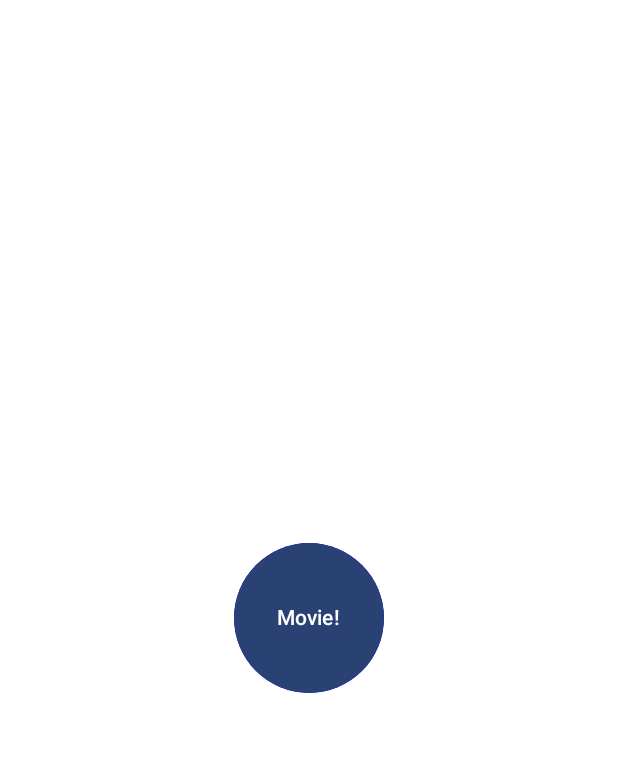
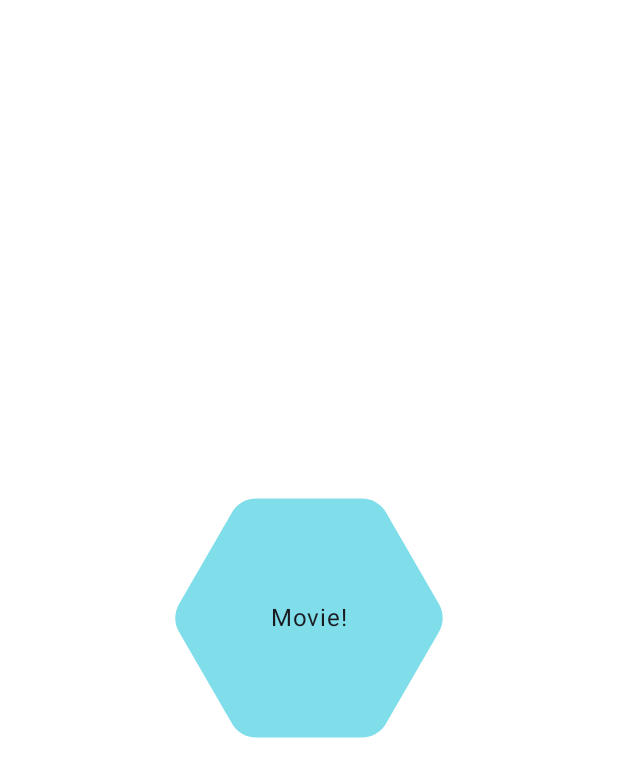
Before and after one commit to KoviElango/Mowheel, an Android app built with Jetpack Compose: the screen it shows after launch (MainActivity), after a tap on "Movie!", on a phone screen of 412 x 824 dp. Shown: the top 777 px of the screen. Run offline under Robolectric (Android 15) with nearby library versions, the phone set to English and light mode, and no system bars.

Commit message:
Mowheel version 0.0.5(Alpha) Includes: The Movie button has cool interactive animations

```diff
--- a/app/src/main/java/com/example/mowheel/MainActivity.kt
+++ b/app/src/main/java/com/example/mowheel/MainActivity.kt
@@ -5,12 +5,10 @@ import androidx.activity.ComponentActivity
 import androidx.activity.compose.setContent
 import androidx.compose.foundation.background
 import androidx.compose.foundation.layout.*
-import androidx.compose.foundation.shape.CircleShape
 import androidx.compose.material3.*
 import androidx.compose.runtime.*
 import androidx.compose.ui.Alignment
 import androidx.compose.ui.Modifier
-import androidx.compose.ui.draw.clip
 import androidx.compose.ui.graphics.Color
 import androidx.compose.ui.text.TextStyle
 import androidx.compose.ui.tooling.preview.Preview
@@ -103,9 +101,9 @@ fun RoundButton() {
             .background(Color.White)
             .padding(16.dp)
     ) {
-        Button(
+        MovieButton(
+            isLoading = isLoading,
             onClick = {
-                println("Button clicked!") // Add this line for debugging
                 isLoading = true
                 coroutineScope.launch(Dispatchers.IO) {
                     try {
@@ -121,22 +119,10 @@ fun RoundButton() {
                         isLoading = false
                     }
                 }
-            },
-            modifier = Modifier
-                .size(100.dp)
-                .clip(CircleShape)
-                .background(Color.Blue),
-            contentPadding = PaddingValues(16.dp)
-        ) {
-            if (isLoading) {
-                CircularProgressIndicator(modifier = Modifier.size(24.dp))
-            } else {
-                Text("Movie!", color = Color.White)
             }
-        }
+        )
 
         movieData?.let { movie ->
-            Spacer(modifier = Modifier.height(16.dp))
             Spacer(modifier = Modifier.height(16.dp))
             Text("Title: ${movie.Title}", style = textStyle)
             Text("Year: ${movie.Year}", style = textStyle)
--- /dev/null
+++ b/app/src/main/java/com/example/mowheel/MovieButton.kt
@@ -0,0 +1,104 @@
+// MovieButton.kt
+package com.example.mowheel
+
+import androidx.compose.animation.core.Spring
+import androidx.compose.animation.core.animateFloatAsState
+import androidx.compose.animation.core.spring
+import androidx.compose.foundation.background
+import androidx.compose.foundation.clickable
+import androidx.compose.foundation.interaction.MutableInteractionSource
+import androidx.compose.foundation.interaction.collectIsPressedAsState
+import androidx.compose.foundation.layout.Box
+import androidx.compose.foundation.layout.PaddingValues
+import androidx.compose.foundation.layout.padding
+import androidx.compose.foundation.layout.size
+import androidx.compose.foundation.shape.CircleShape
+import androidx.compose.material.CircularProgressIndicator
+import androidx.compose.material3.Button
+import androidx.compose.material3.Text
+import androidx.compose.runtime.Composable
+import androidx.compose.runtime.getValue
+import androidx.compose.runtime.remember
+import androidx.compose.ui.Alignment
+import androidx.compose.ui.Modifier
+import androidx.compose.ui.draw.clip
+import androidx.compose.ui.geometry.Size
+import androidx.compose.ui.graphics.Color
+import androidx.compose.ui.graphics.Matrix
+import androidx.compose.ui.graphics.Outline
+import androidx.compose.ui.graphics.asComposePath
+import androidx.compose.ui.unit.Density
+import androidx.compose.ui.unit.LayoutDirection
+import androidx.compose.ui.unit.dp
+import androidx.graphics.shapes.CornerRounding
+import androidx.graphics.shapes.Morph
+import androidx.graphics.shapes.RoundedPolygon
+import androidx.graphics.shapes.star
+import androidx.graphics.shapes.toPath
+
+class MorphPolygonShape(
+    private val morph: Morph,
+    private val percentage: Float
+) : androidx.compose.ui.graphics.Shape {
+
+    private val matrix = Matrix()
+    override fun createOutline(
+        size: Size,
+        layoutDirection: LayoutDirection,
+        density: Density
+    ): Outline {
+        // Below assumes that you haven't changed the default radius of 1f, nor the centerX and centerY of 0f
+        // By default this stretches the path to the size of the container, if you don't want stretching, use the same size.width for both x and y.
+        matrix.scale(size.width / 2f, size.height / 2f)
+        matrix.translate(1f, 1f)
+
+        val path = morph.toPath(progress = percentage).asComposePath()
+        path.transform(matrix)
+        return Outline.Generic(path)
+    }
+}
+
+@Composable
+fun MovieButton(isLoading: Boolean, onClick: () -> Unit) {
+    val shapeA = remember {
+        RoundedPolygon(
+            6,
+            rounding = CornerRounding(0.2f)
+        )
+    }
+    val shapeB = remember {
+        RoundedPolygon.star(
+            6,
+            rounding = CornerRounding(0.1f)
+        )
+    }
+    val morph = remember {
+        Morph(shapeA, shapeB)
+    }
+    val interactionSource = remember {
+        MutableInteractionSource()
+    }
+    val isPressed by interactionSource.collectIsPressedAsState()
+    val animatedProgress = animateFloatAsState(
+        targetValue = if (isPressed) 1f else 0f,
+        label = "progress",
+        animationSpec = spring(dampingRatio = 0.4f, stiffness = Spring.StiffnessMedium)
+    )
+    Box(
+        modifier = Modifier
+            .size(200.dp)
+            .padding(8.dp)
+            .clip(MorphPolygonShape(morph, animatedProgress.value))
+            .background(Color(0xFF80DEEA))
+            .size(200.dp)
+            .clickable(interactionSource = interactionSource, indication = null) {
+                onClick()
+            }
+    ) {
+        if (isLoading) {
+            CircularProgressIndicator(modifier = Modifier.align(Alignment.Center))
+        } else {
+            Text("Movie!", modifier = Modifier.align(Alignment.Center))
+        }
+    }
+}
```
